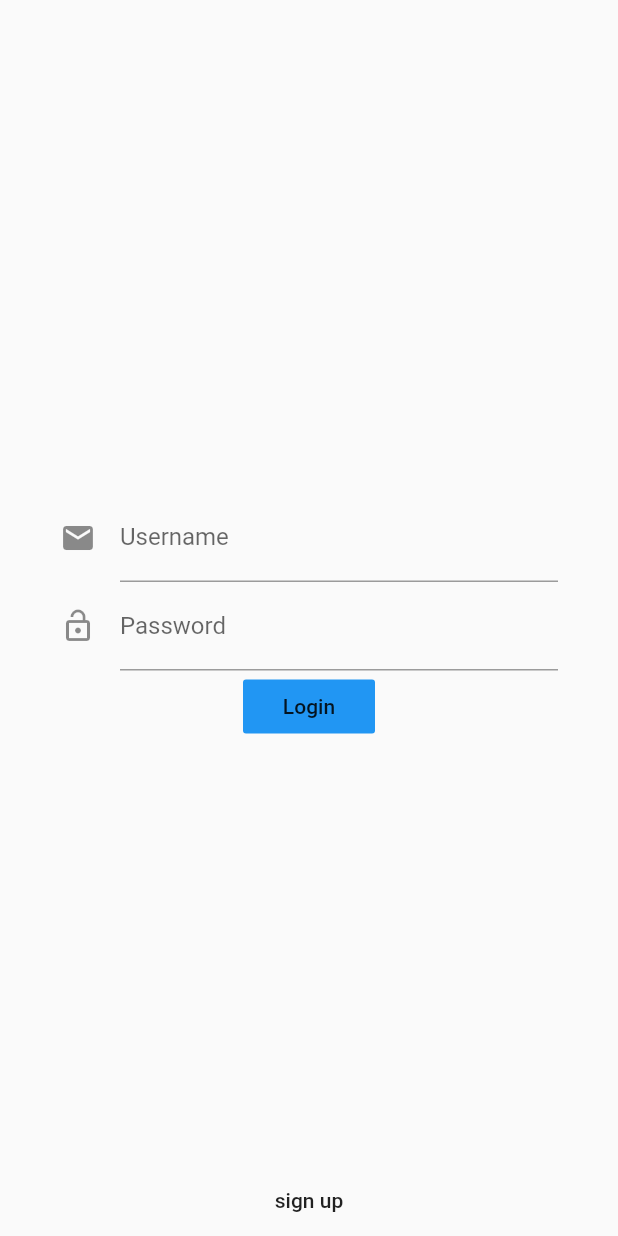
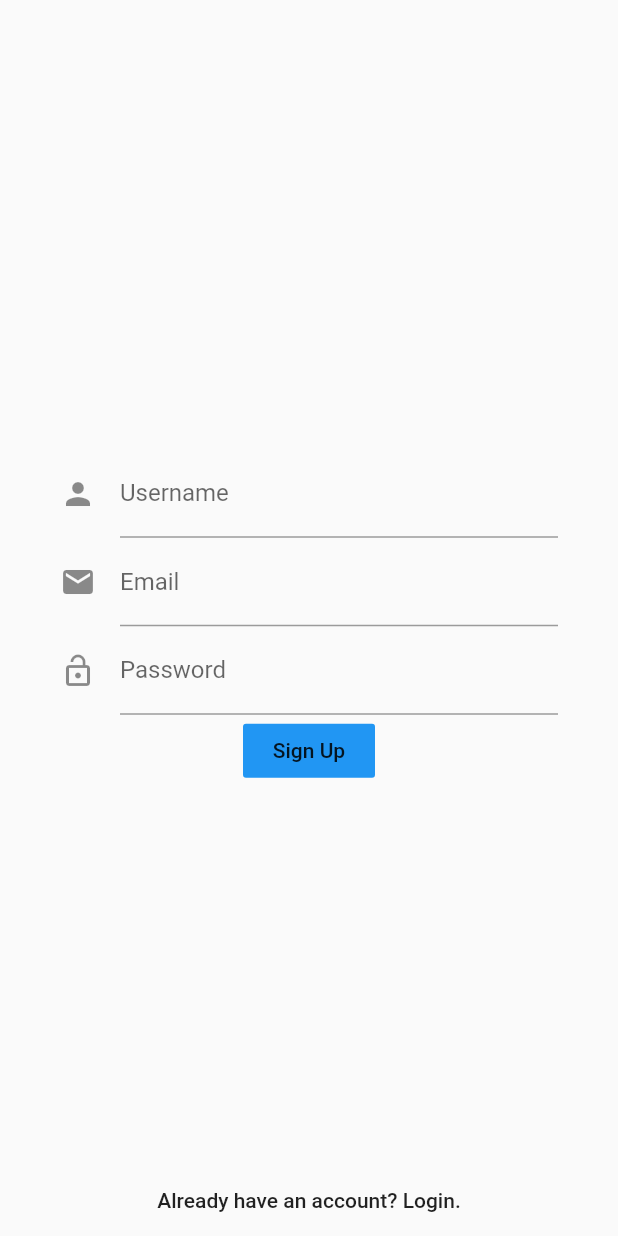
Before and after one commit to lil-shimon/lil-wardrobe, a Flutter app: the screen it shows after launch, on a phone screen of 412 x 824 dp. Run offline on Flutter 3.47's test engine with Material 2 defaults, Android fonts, the phone set to English and light mode, and no system bars.

```diff
--- a/lib/main.dart
+++ b/lib/main.dart
@@ -1,5 +1,6 @@
 import 'package:flutter/material.dart';
 import 'package:lil_wardrobe/ui/pages/login_page.dart';
+import 'package:lil_wardrobe/ui/pages/signup_page.dart';
 
 void main() {
   runApp(MyApp());
@@ -19,7 +20,10 @@ class _MyAppState extends State<MyApp> {
       theme: ThemeData(visualDensity: VisualDensity.adaptivePlatformDensity),
       // 2
       home: Navigator(
-        pages: [MaterialPage(child: LoginPage())],
+        pages: [
+          MaterialPage(child: LoginPage()),
+          MaterialPage(child: SignUpPage())
+        ],
         onPopPage: (route, result) => route.didPop(result),
       ),
     );
--- /dev/null
+++ b/lib/services/auth_service.dart
@@ -0,0 +1,23 @@
+import 'dart:async';
+
+///認証フローとして4つの段階がある
+enum AuthFlowStatus { login, signUp, verification, session }
+
+class AuthState {
+  final AuthFlowStatus authFlowStatus;
+  AuthState({ required this.authFlowStatus });
+}
+
+class AuthService {
+  final authStateController = StreamController<AuthState>();
+
+  void showSignUp() {
+    final state = AuthState(authFlowStatus: AuthFlowStatus.signUp);
+    authStateController.add(state);
+  }
+
+  void showLogin() {
+    final state =  AuthState(authFlowStatus: AuthFlowStatus.login);
+    authStateController.add(state);
+  }
+}
--- /dev/null
+++ b/lib/ui/pages/signup_page.dart
@@ -0,0 +1,78 @@
+import 'package:flutter/material.dart';
+
+class SignUpPage extends StatefulWidget {
+  @override
+  State<StatefulWidget> createState() => _SignUpPageState();
+}
+
+class _SignUpPageState extends State<SignUpPage> {
+  final _usernameController = TextEditingController();
+  final _emailController = TextEditingController();
+  final _passwordController = TextEditingController();
+
+  @override
+  Widget build(BuildContext context) {
+    return Scaffold(
+      body: SafeArea(
+          minimum: EdgeInsets.symmetric(horizontal: 40),
+          child: Stack(children: [
+            // Sign Up Form
+            _signUpForm(),
+
+            // Login Button
+            Container(
+              alignment: Alignment.bottomCenter,
+              child: FlatButton(
+                  onPressed: () {},
+                  child: Text('Already have an account? Login.')),
+            )
+          ])),
+    );
+  }
+
+  Widget _signUpForm() {
+    return Column(
+      mainAxisAlignment: MainAxisAlignment.center,
+      children: [
+        // Username TextField
+        TextField(
+          controller: _usernameController,
+          decoration:
+              InputDecoration(icon: Icon(Icons.person), labelText: 'Username'),
+        ),
+
+        // Email TextField
+        TextField(
+          controller: _emailController,
+          decoration:
+              InputDecoration(icon: Icon(Icons.mail), labelText: 'Email'),
+        ),
+
+        // Password TextField
+        TextField(
+          controller: _passwordController,
+          decoration: InputDecoration(
+              icon: Icon(Icons.lock_open), labelText: 'Password'),
+          obscureText: true,
+          keyboardType: TextInputType.visiblePassword,
+        ),
+
+        // Sign Up Button
+        FlatButton(
+            onPressed: _signUp,
+            child: Text('Sign Up'),
+            color: Theme.of(context).accentColor)
+      ],
+    );
+  }
+
+  void _signUp() {
+    final username = _usernameController.text.trim();
+    final email = _emailController.text.trim();
+    final password = _passwordController.text.trim();
+
+    print('username: $username');
+    print('email: $email');
+    print('password: $password');
+  }
+}
```
